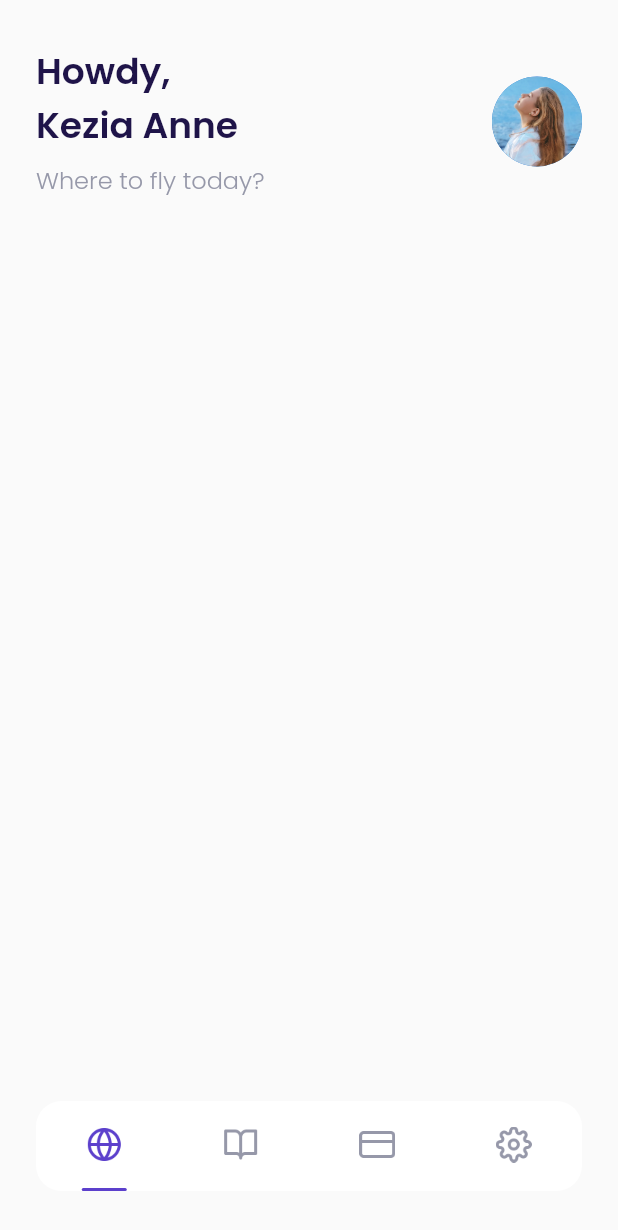
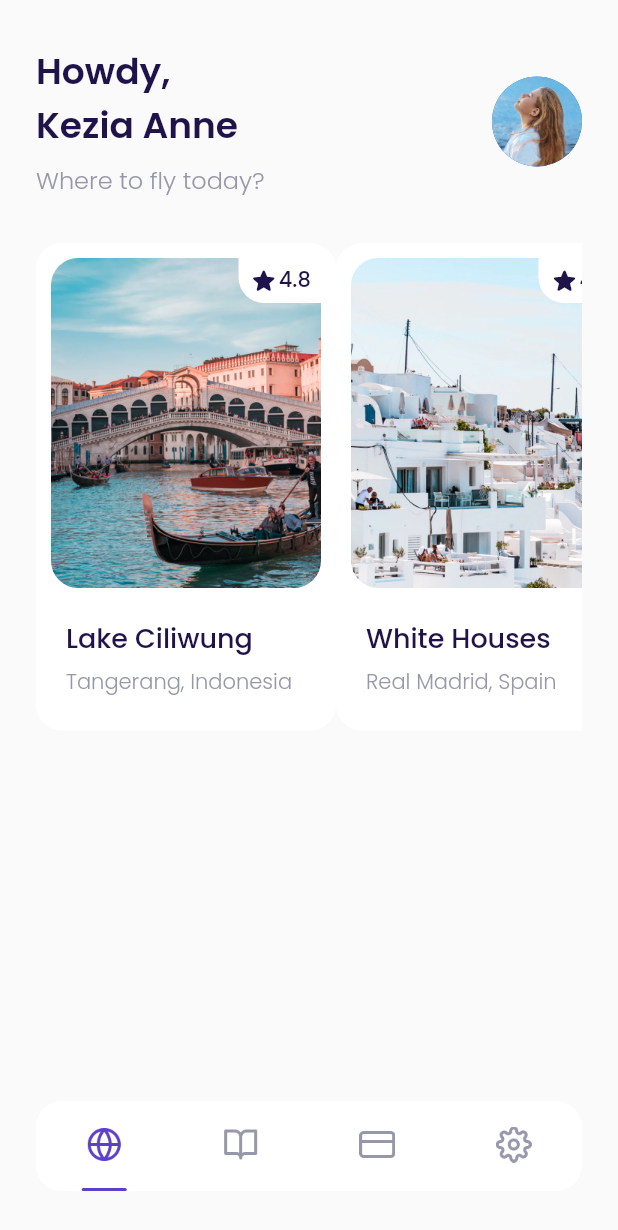
Before and after one commit to HarunNurahman/book-inn-air, a Flutter app: the DashboardPage screen opened by its route, on a phone screen of 412 x 824 dp. Shown: the top 1230 px of the screen. Run offline on Flutter 3.47's test engine with Material 2 defaults, Android fonts, the phone set to English and light mode, and no system bars; our stand-ins replace device_preview, google_fonts.

Commit message:
Slicing UI Home Page (Popular destination)

```diff
--- a/lib/pages/home_page.dart
+++ b/lib/pages/home_page.dart
@@ -1,3 +1,4 @@
+import 'package:book_inn_air/pages/widgets/destination_card.dart';
 import 'package:book_inn_air/shared/styles.dart';
 import 'package:flutter/material.dart';
 
@@ -7,12 +8,7 @@ class HomePage extends StatelessWidget {
   @override
   Widget build(BuildContext context) {
     Widget _header() {
-      return Container(
-        margin: EdgeInsets.symmetric(
-          horizontal: defaultMargin,
-          vertical: defaultMargin + 6,
-        ),
-        child: Row(
+      return Row(
         children: [
           Expanded(
             child: Column(
@@ -36,9 +32,48 @@ class HomePage extends StatelessWidget {
               ],
             ),
           ),
-            CircleAvatar(
+          const CircleAvatar(
             radius: 30,
             backgroundImage: AssetImage('assets/images/img_profilePic.png'),
+          ),
+        ],
+      );
+    }
+
+    Widget _popularDestination() {
+      return SingleChildScrollView(
+        scrollDirection: Axis.horizontal,
+        child: Row(
+          children: [
+            DestinationCard(
+              imgUrl: 'assets/images/img_destination-1.png',
+              name: 'Lake Ciliwung',
+              location: 'Tangerang, Indonesia',
+              rating: 4.8,
+            ),
+            DestinationCard(
+              imgUrl: 'assets/images/img_destination-2.png',
+              name: 'White Houses',
+              location: 'Real Madrid, Spain',
+              rating: 4.7,
+            ),
+            DestinationCard(
+              imgUrl: 'assets/images/img_destination-3.png',
+              name: 'Hill Heyo',
+              location: 'Monte-Carlo, Monaco',
+              rating: 4.8,
+            ),
+            DestinationCard(
+              imgUrl: 'assets/images/img_destination-4.png',
+              name: 'Takeshi Castle',
+              location: 'Osaka, Japan',
+              rating: 5.0,
+            ),
+            DestinationCard(
+              imgUrl: 'assets/images/img_destination-5.png',
+              name: 'The Big Umbrella',
+              location: 'Singapore',
+              rating: 4.8,
             ),
           ],
         ),
@@ -47,10 +82,18 @@ class HomePage extends StatelessWidget {
 
     return SafeArea(
       child: SingleChildScrollView(
+        child: Padding(
+          padding: EdgeInsets.symmetric(
+            horizontal: defaultMargin,
+            vertical: defaultMargin + 6,
+          ),
           child: Column(
             children: [
               _header(),
+              const SizedBox(height: 30),
+              _popularDestination(),
             ],
+          ),
         ),
       ),
     );
--- /dev/null
+++ b/lib/pages/widgets/destination_card.dart
@@ -0,0 +1,115 @@
+import 'package:book_inn_air/shared/styles.dart';
+import 'package:flutter/material.dart';
+
+class DestinationCard extends StatelessWidget {
+  final String imgUrl;
+  final String name;
+  final String location;
+  final double rating;
+
+  const DestinationCard({
+    Key? key,
+    required this.imgUrl,
+    required this.name,
+    required this.location,
+    required this.rating,
+  }) : super(key: key);
+
+  @override
+  Widget build(BuildContext context) {
+    return // White box for spacing
+        Container(
+      height: 325,
+      width: 200,
+      padding: const EdgeInsets.all(10),
+      decoration: BoxDecoration(
+        color: kWhiteColor,
+        borderRadius: BorderRadius.circular(
+          defaultRadius,
+        ),
+      ),
+      // Background image
+      child: Column(
+        crossAxisAlignment: CrossAxisAlignment.start,
+        children: [
+          Container(
+            width: 180,
+            height: 220,
+            margin: const EdgeInsets.only(bottom: 20),
+            decoration: BoxDecoration(
+              borderRadius: BorderRadius.circular(18),
+              image: DecorationImage(
+                image: AssetImage(
+                  imgUrl,
+                ),
+              ),
+            ),
+            // Rating destination
+            child: Align(
+              alignment: Alignment.topRight,
+              child: Container(
+                height: 30,
+                width: 55,
+                decoration: BoxDecoration(
+                  color: kWhiteColor,
+                  borderRadius: BorderRadius.only(
+                    bottomLeft: Radius.circular(
+                      defaultRadius,
+                    ),
+                  ),
+                ),
+                child: Row(
+                  mainAxisAlignment: MainAxisAlignment.center,
+                  crossAxisAlignment: CrossAxisAlignment.center,
+                  children: [
+                    Icon(
+                      Icons.star_rounded,
+                      color: kPurpleColor,
+                      size: 20,
+                    ),
+                    Text(
+                      rating.toString(),
+                      style: blackTextStyle.copyWith(
+                        fontSize: 14,
+                        fontWeight: medium,
+                      ),
+                    )
+                  ],
+                ),
+              ),
+            ),
+          ),
+          Container(
+            margin: const EdgeInsets.only(left: 10),
+            child: Column(
+              crossAxisAlignment: CrossAxisAlignment.start,
+              children: [
+                // Destination name
+                Text(
+                  name,
+                  overflow: TextOverflow.ellipsis,
+                  maxLines: 1,
+                  style: blackTextStyle.copyWith(
+                    fontSize: 18,
+                    fontWeight: medium,
+                  ),
+                ),
+                const SizedBox(height: 5),
+                // Destination location
+                Text(
+                  location,
+                  overflow: TextOverflow.ellipsis,
+                  maxLines: 1,
+                  style: grayTextStyle.copyWith(
+                    fontSize: 14,
+                    fontWeight: light,
+                  ),
+                ),
+              ],
+            ),
+          )
+        ],
+      ),
+    );
+  }
+}
```
Lines whose indentation alone changed are shown as unchanged.
